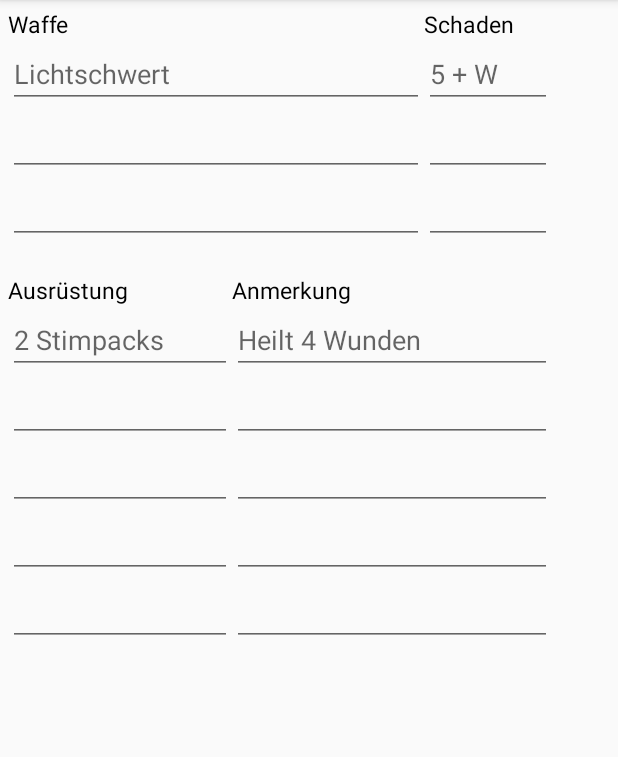
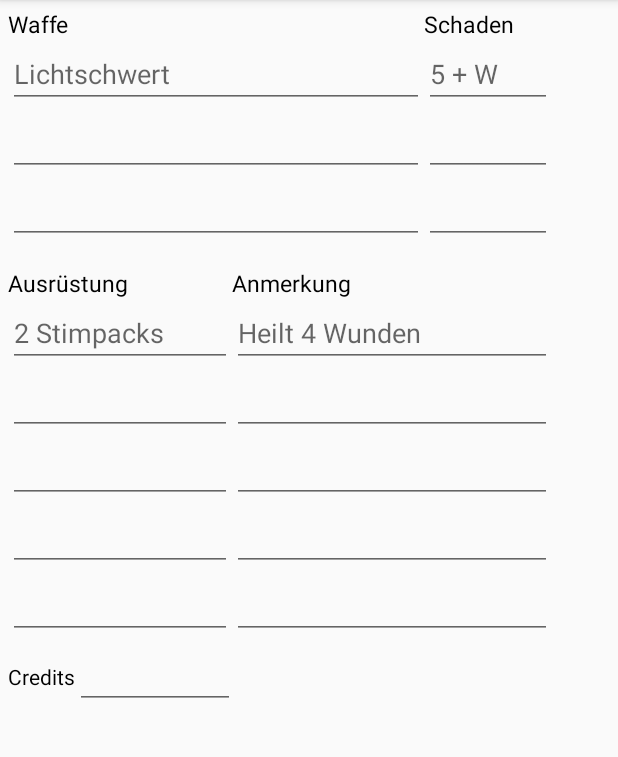
Before and after one commit to ChristopherKL/CharBuilder, an Android app: the fragment GearFragment placed in its activity, on a phone screen of 412 x 824 dp, the part 84-841 px from its top. Run offline under Robolectric (Android 15) with nearby library versions, the phone set to English and light mode, and no system bars.

Commit message:
Added Credits TextField to GearFragment, Buttons in Motivation and ObligationFragment now match_parent

```diff
--- a/app/src/main/res/layout/char_creation_gear.xml
+++ b/app/src/main/res/layout/char_creation_gear.xml
@@ -4,7 +4,13 @@
     android:layout_width="match_parent"
     android:layout_height="match_parent">
 
-    <LinearLayout
+    <ScrollView
+        android:layout_width="match_parent"
+        android:layout_height="match_parent">
+    <RelativeLayout
+        android:layout_width="match_parent"
+        android:layout_height="match_parent">
+        <LinearLayout
         android:id="@+id/weaponLayout"
         android:layout_width="wrap_content"
         android:layout_height="wrap_content"
@@ -96,7 +102,7 @@
         android:layout_height="wrap_content"
         android:layout_below="@+id/weaponLayout"
         android:orientation="vertical"
-        android:paddingTop="20dp"
+        android:paddingTop="15dp"
         android:paddingStart="5dp">
 
         <TextView
@@ -154,7 +160,7 @@
         android:layout_height="wrap_content"
         android:layout_below="@+id/weaponLayout"
         android:layout_toEndOf="@+id/itemLayout"
-        android:paddingTop="20dp"
+        android:paddingTop="15dp"
         android:orientation="vertical">
 
         <TextView
@@ -206,4 +212,31 @@
             android:ems="10"
             android:inputType="text"/>
     </LinearLayout>
+
+    <LinearLayout
+        android:id="@+id/creditsLayout"
+        android:layout_width="wrap_content"
+        android:layout_height="wrap_content"
+        android:orientation="horizontal"
+        android:layout_below="@+id/itemLayout"
+        android:paddingStart="5dp">
+
+        <TextView
+            android:id="@+id/creditsTextView"
+            android:layout_width="wrap_content"
+            android:layout_height="wrap_content"
+            android:text="@string/gear_credits"
+            android:textColor="@color/colorBlack"
+            android:paddingTop="15dp"/>
+
+        <EditText
+            android:id="@+id/creditsText"
+            android:layout_width="wrap_content"
+            android:layout_height="wrap_content"
+            android:textColor="@color/colorBlack"
+            android:ems="5"
+            android:inputType="numberDecimal"/>
+    </LinearLayout>
+    </RelativeLayout>
+    </ScrollView>
 </RelativeLayout>
--- a/app/src/main/res/layout/char_creation_motivation.xml
+++ b/app/src/main/res/layout/char_creation_motivation.xml
@@ -26,7 +26,7 @@
 
     <Button
         android:id="@+id/random_motivation_button"
-        android:layout_width="wrap_content"
+        android:layout_width="match_parent"
         android:layout_height="wrap_content"
         android:layout_gravity="center"
         android:text="@string/random_motivation_button"
--- a/app/src/main/res/layout/char_creation_obligation.xml
+++ b/app/src/main/res/layout/char_creation_obligation.xml
@@ -24,7 +24,7 @@
         android:textAlignment="center"/>
     <Button
         android:id="@+id/random_obligation_button"
-        android:layout_width="wrap_content"
+        android:layout_width="match_parent"
         android:layout_height="wrap_content"
         android:layout_gravity="center"
         android:text="@string/random_obligation_button"
```
